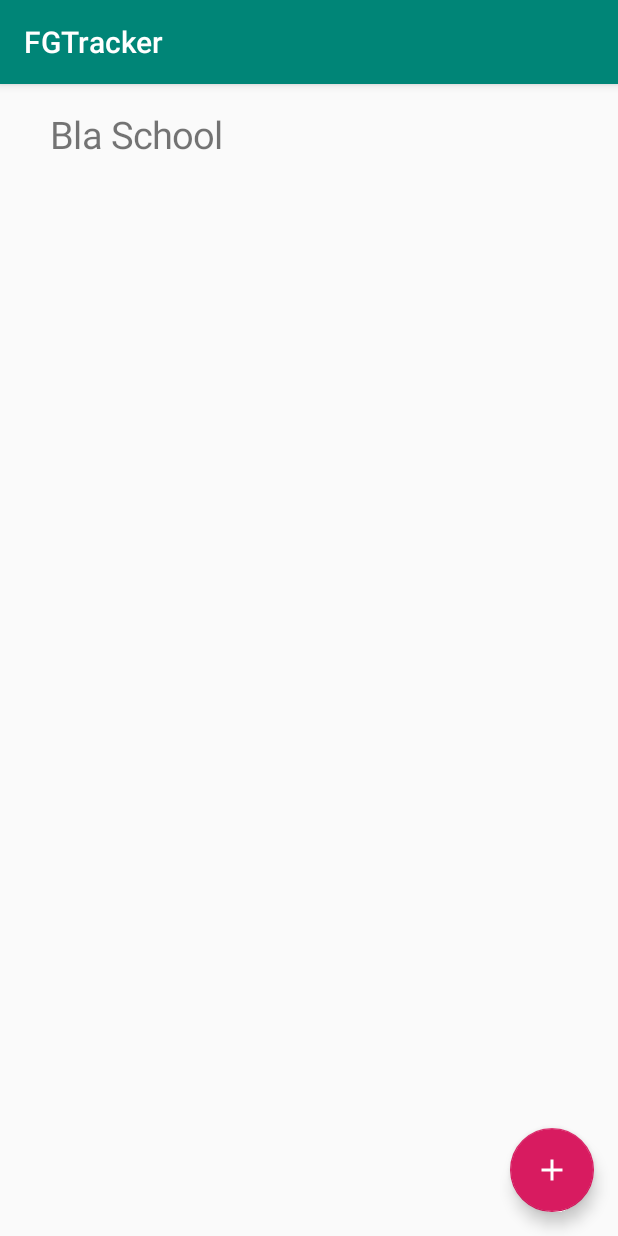
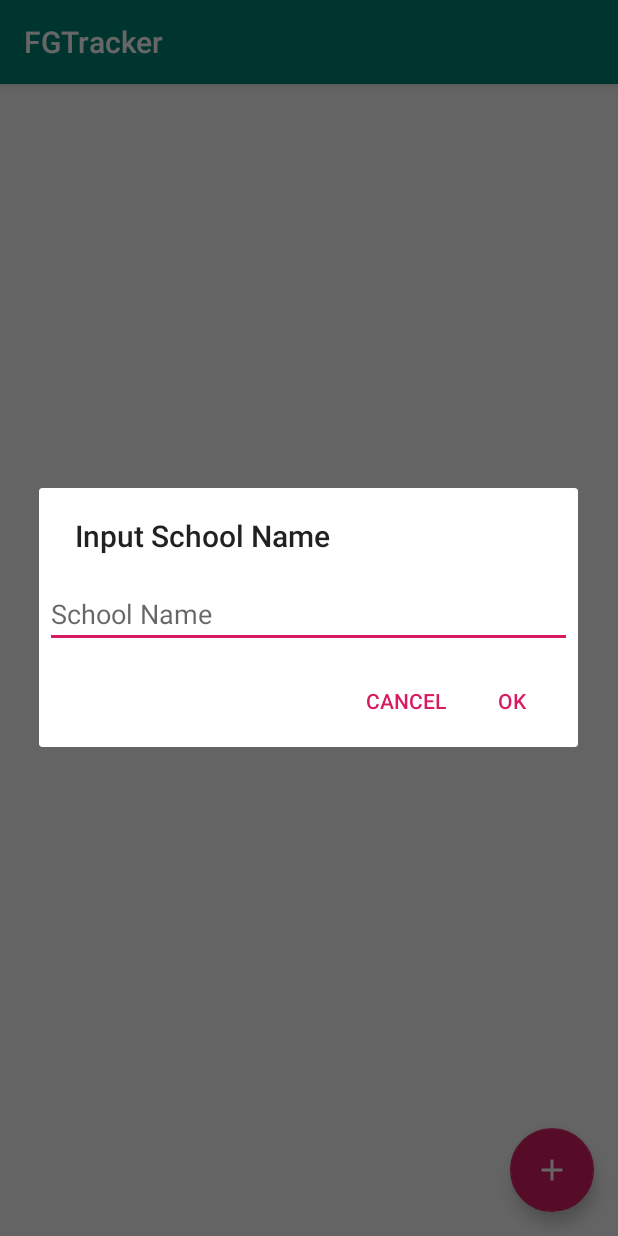
Before and after one commit to ingram-rob/FGTracker, an Android app: the screen it shows after launch (MainActivity), after a tap on an icon or button, on a phone screen of 412 x 824 dp. Run offline under Robolectric (Android 15) with nearby library versions, the phone set to English and light mode, and no system bars.

Commit message:
Added Custom Dialog box to main activity add button click event, and associated methods for adding the new school to the list of schools.

```diff
--- /dev/null
+++ b/app/src/main/java/com/inurpocketapps/fgtracker/AddSchoolDialog.java
@@ -0,0 +1,65 @@
+package com.inurpocketapps.fgtracker;
+
+import android.app.Dialog;
+import android.content.Context;
+import android.content.DialogInterface;
+import android.os.Bundle;
+import android.view.LayoutInflater;
+import android.view.View;
+import android.widget.EditText;
+
+import androidx.appcompat.app.AlertDialog;
+import androidx.fragment.app.DialogFragment;
+
+public class AddSchoolDialog extends DialogFragment {
+
+    private View sView;
+
+    public interface AddStudentListener {
+        public void onDialogPositiveClick(String schoolName);
+    }
+
+    AddStudentListener imListening;
+
+    @Override
+    public void onAttach(Context context) {
+        super.onAttach(context);
+
+        try {
+            imListening = (AddStudentListener) context;
+        } catch (ClassCastException e) {
+            throw new ClassCastException(getActivity().toString() + " must implement AddStudentListener");
+        }
+    }
+
+    @Override
+    public Dialog onCreateDialog(Bundle savedInstanceState) {
+
+        super.onCreateDialog(savedInstanceState);
+
+        // Inflate custom layout
+        LayoutInflater sDialogInflator = requireActivity().getLayoutInflater();
+        sView = sDialogInflator.inflate(R.layout.school_input_dialog,null);
+
+        // Build dialog
+        AlertDialog.Builder sDialogBuilder = new AlertDialog.Builder(getActivity());
+        sDialogBuilder.setView(sView);
+        sDialogBuilder.setTitle(R.string.add_school_title);
+        sDialogBuilder.setPositiveButton(R.string.ok, new DialogInterface.OnClickListener() {
+            @Override
+            public void onClick(DialogInterface dialog, int which) {
+                EditText txt = getDialog().findViewById(R.id.newSchoolName);
+                String test = txt.getText().toString();
+                imListening.onDialogPositiveClick(test);
+            }
+        });
+        sDialogBuilder.setNegativeButton(R.string.cancel, new DialogInterface.OnClickListener() {
+            @Override
+            public void onClick(DialogInterface dialog, int which) {
+                //todo: add button event if needed.
+            }
+        });
+
+        return sDialogBuilder.create();
+    }
+}
--- a/app/src/main/java/com/inurpocketapps/fgtracker/CustomListAdapter.java
+++ b/app/src/main/java/com/inurpocketapps/fgtracker/CustomListAdapter.java
@@ -13,8 +13,8 @@ import java.util.ArrayList;
 
 public class CustomListAdapter extends RecyclerView.Adapter<CustomListAdapter.MyViewHolder> {
     @NonNull
-    ArrayList schoolNames;
-    Context context;
+    private ArrayList schoolNames;
+    private Context context;
 
     public  CustomListAdapter (Context cont, ArrayList sNames)
     {
--- a/app/src/main/java/com/inurpocketapps/fgtracker/MainActivity.java
+++ b/app/src/main/java/com/inurpocketapps/fgtracker/MainActivity.java
@@ -4,21 +4,18 @@ import android.content.Context;
 import android.content.SharedPreferences;
 import android.os.Bundle;
 import android.view.View;
-import android.widget.Toast;
 
 import androidx.appcompat.app.AppCompatActivity;
 import androidx.recyclerview.widget.LinearLayoutManager;
 import androidx.recyclerview.widget.RecyclerView;
 
-import com.google.firebase.firestore.FirebaseFirestore;
-
 import java.util.ArrayList;
 import java.util.List;
 
-public class MainActivity extends AppCompatActivity {
+public class MainActivity extends AppCompatActivity implements AddSchoolDialog.AddStudentListener {
 
     //Array to store all schools
-    private List <School> schools = new ArrayList<School>();
+    private List <School> schools = new ArrayList<>();
     private SchoolAdapter adapt = new SchoolAdapter(schools);
 
     @Override
@@ -34,7 +31,8 @@ public class MainActivity extends AppCompatActivity {
 
         SharedPreferences pref = getApplicationContext().getSharedPreferences("preferences", Context.MODE_PRIVATE);
         String email = pref.getString("Email", "null");
-        System.out.println(email);
+        String userName = pref.getString("User", "null");
+        //System.out.println(email);
 
     }
 
@@ -42,15 +40,24 @@ public class MainActivity extends AppCompatActivity {
     protected void onStop () {
         super.onStop();
         String email = "blabla@yahoo.com";
+        String userName = "testUser";
         SharedPreferences pref = getApplicationContext().getSharedPreferences("preferences", Context.MODE_PRIVATE);
         SharedPreferences.Editor edit = pref.edit();
         edit.putString("Email", email);
+        edit.putString("User", userName);
         edit.apply();
     }
 
     //onClick method to add a new school.
     public void addSchool (View view){
-        schools.add(new School("Bla School"));
-        adapt.notifyDataSetChanged();
+        // Create Alert Dialog for School Name input
+        AddSchoolDialog addStu = new AddSchoolDialog();
+        addStu.show(getSupportFragmentManager(), "newSchool");
+    }
+
+    @Override
+    public void onDialogPositiveClick(String schoolName) {
+        School s = new School(schoolName);
+        schools.add(s);
     }
 }
--- /dev/null
+++ b/app/src/main/res/layout/school_input_dialog.xml
@@ -0,0 +1,19 @@
+<?xml version="1.0" encoding="utf-8"?>
+<LinearLayout xmlns:android="http://schemas.android.com/apk/res/android"
+    android:orientation="vertical"
+    android:layout_width="wrap_content"
+    android:layout_height="wrap_content">
+
+    <EditText
+        android:layout_width="match_parent"
+        android:layout_height="wrap_content"
+        android:id="@+id/newSchoolName"
+        android:inputType="text"
+        android:layout_marginTop="16dp"
+        android:layout_marginLeft="4dp"
+        android:layout_marginRight="4dp"
+        android:layout_marginBottom="4dp"
+        android:hint="@string/schoolPrompt" />
+
+
+</LinearLayout>
--- a/app/src/main/res/values/strings.xml
+++ b/app/src/main/res/values/strings.xml
@@ -2,4 +2,9 @@
     <string name="app_name">FGTracker</string>
     <string name="appwidget_text">EXAMPLE</string>
     <string name="add_widget">Add widget</string>
+    <string name="ok">OK</string>
+    <string name="cancel">Cancel</string>
+    <string name="schoolPrompt">School Name</string>
+    <string name="add_school_title">Input School Name</string>
+
 </resources>
```
